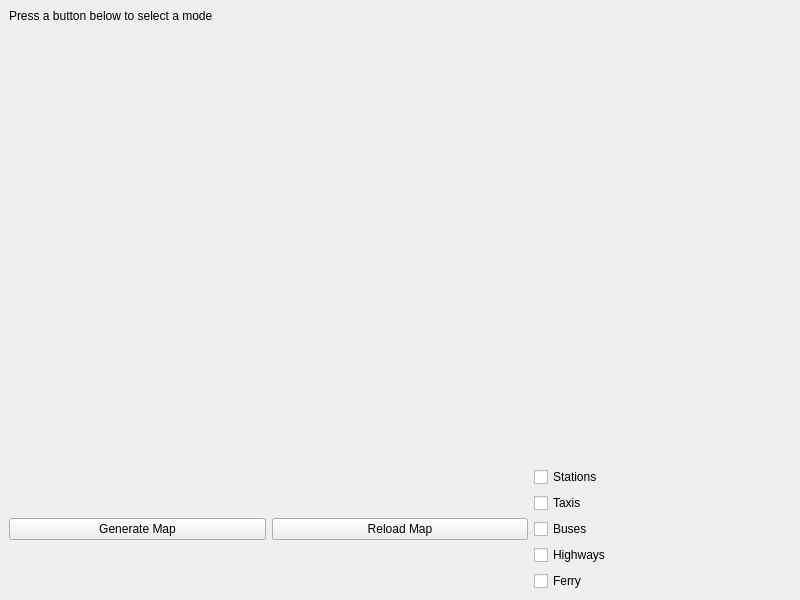
Before: the Qt Designer form mainwindow.ui in nitzryan/ScotlandYardAI, drawn with Qt 5.
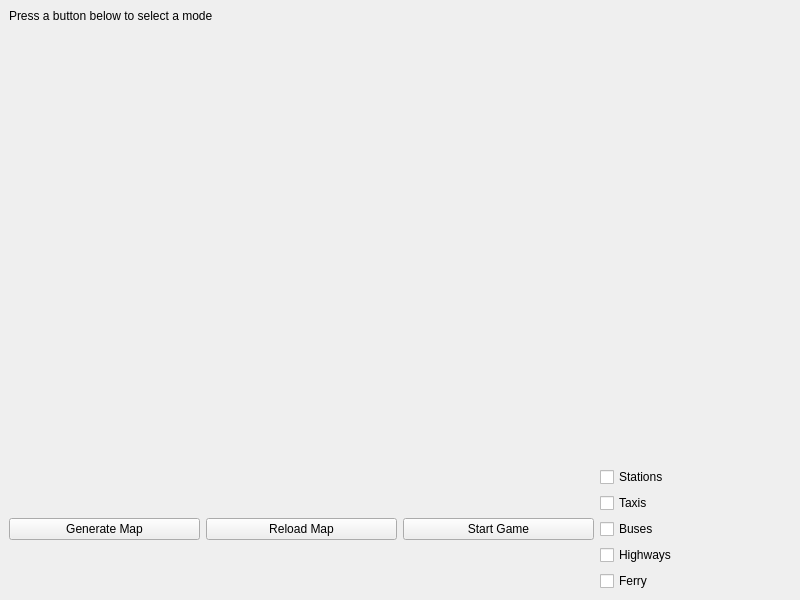
After: the same form once the commit is applied. Icons and pictures are not drawn. Custom widgets are drawn as their Qt base class.

Commit message: Implemented Game Logic with AI, albeit just making random moves

Patch:
```diff
--- a/mainwindow.ui
+++ b/mainwindow.ui
@@ -77,6 +77,13 @@
         </property>
        </widget>
       </item>
+      <item>
+       <widget class="QPushButton" name="pb_StartGame">
+        <property name="text">
+         <string>Start Game</string>
+        </property>
+       </widget>
+      </item>
       <item>
        <layout class="QVBoxLayout" name="verticalLayout_3">
         <item>
```
The commit also changes 19 other files.
